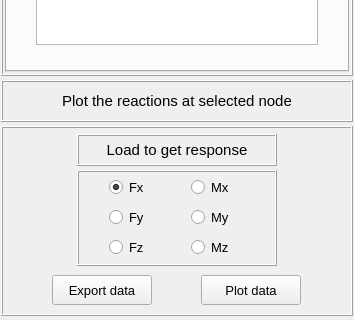
Old version of the form pulse/interface/data/ui_files/plots/results/structural/get_reactions_for_harmonic_analysis.ui in the repository open-pulse/OpenPulse; both pictures show x 0 to 354 and y 274 to 594 of the 354 by 594 pixel window.
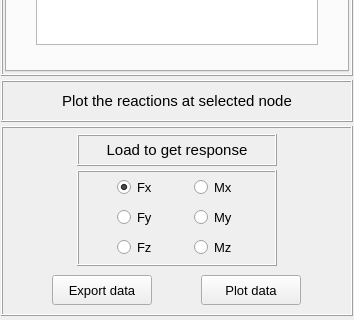
New version of the form.

Patch:
```diff
--- a/pulse/interface/data/ui_files/plots/results/structural/get_reactions_for_harmonic_analysis.ui
+++ b/pulse/interface/data/ui_files/plots/results/structural/get_reactions_for_harmonic_analysis.ui
@@ -984,35 +984,16 @@
              <number>2</number>
             </property>
             <item row="1" column="1">
-             <widget class="QRadioButton" name="radioButton_My">
-              <property name="maximumSize">
-               <size>
-                <width>52</width>
-                <height>16777215</height>
-               </size>
-              </property>
-              <property name="font">
-               <font>
-                <family>MS Shell Dlg 2</family>
-                <pointsize>10</pointsize>
-                <weight>50</weight>
-                <italic>false</italic>
-                <bold>false</bold>
-               </font>
-              </property>
-              <property name="text">
-               <string>My</string>
-              </property>
-              <property name="checked">
-               <bool>false</bool>
-              </property>
-             </widget>
-            </item>
-            <item row="1" column="0">
              <widget class="QRadioButton" name="radioButton_Fy">
+              <property name="sizePolicy">
+               <sizepolicy hsizetype="Preferred" vsizetype="Fixed">
+                <horstretch>0</horstretch>
+                <verstretch>0</verstretch>
+               </sizepolicy>
+              </property>
               <property name="maximumSize">
                <size>
-                <width>52</width>
+                <width>85</width>
                 <height>16777215</height>
                </size>
               </property>
@@ -1036,11 +1017,17 @@
               </property>
              </widget>
             </item>
-            <item row="0" column="0">
+            <item row="0" column="1">
              <widget class="QRadioButton" name="radioButton_Fx">
+              <property name="sizePolicy">
+               <sizepolicy hsizetype="Preferred" vsizetype="Fixed">
+                <horstretch>0</horstretch>
+                <verstretch>0</verstretch>
+               </sizepolicy>
+              </property>
               <property name="maximumSize">
                <size>
-                <width>52</width>
+                <width>85</width>
                 <height>16777215</height>
                </size>
               </property>
@@ -1062,11 +1049,79 @@
               </property>
              </widget>
             </item>
-            <item row="0" column="1">
+            <item row="1" column="3">
+             <widget class="QRadioButton" name="radioButton_My">
+              <property name="sizePolicy">
+               <sizepolicy hsizetype="Preferred" vsizetype="Fixed">
+                <horstretch>0</horstretch>
+                <verstretch>0</verstretch>
+               </sizepolicy>
+              </property>
+              <property name="maximumSize">
+               <size>
+                <width>85</width>
+                <height>16777215</height>
+               </size>
+              </property>
+              <property name="font">
+               <font>
+                <family>MS Shell Dlg 2</family>
+                <pointsize>10</pointsize>
+                <weight>50</weight>
+                <italic>false</italic>
+                <bold>false</bold>
+               </font>
+              </property>
+              <property name="text">
+               <string>My</string>
+              </property>
+              <property name="checked">
+               <bool>false</bool>
+              </property>
+             </widget>
+            </item>
+            <item row="2" column="3">
+             <widget class="QRadioButton" name="radioButton_Mz">
+              <property name="sizePolicy">
+               <sizepolicy hsizetype="Preferred" vsizetype="Fixed">
+                <horstretch>0</horstretch>
+                <verstretch>0</verstretch>
+               </sizepolicy>
+              </property>
+              <property name="maximumSize">
+               <size>
+                <width>85</width>
+                <height>16777215</height>
+               </size>
+              </property>
+              <property name="font">
+               <font>
+                <family>MS Shell Dlg 2</family>
+                <pointsize>10</pointsize>
+                <weight>50</weight>
+                <italic>false</italic>
+                <bold>false</bold>
+               </font>
+              </property>
+              <property name="text">
+               <string>Mz</string>
+              </property>
+              <property name="checked">
+               <bool>false</bool>
+              </property>
+             </widget>
+            </item>
+            <item row="0" column="3">
              <widget class="QRadioButton" name="radioButton_Mx">
+              <property name="sizePolicy">
+               <sizepolicy hsizetype="Preferred" vsizetype="Fixed">
+                <horstretch>0</horstretch>
+                <verstretch>0</verstretch>
+               </sizepolicy>
+              </property>
               <property name="maximumSize">
                <size>
-                <width>52</width>
+                <width>85</width>
                 <height>16777215</height>
                </size>
               </property>
@@ -1088,35 +1143,16 @@
              </widget>
             </item>
             <item row="2" column="1">
-             <widget class="QRadioButton" name="radioButton_Mz">
-              <property name="maximumSize">
-               <size>
-                <width>52</width>
-                <height>16777215</height>
-               </size>
-              </property>
-              <property name="font">
-               <font>
-                <family>MS Shell Dlg 2</family>
-                <pointsize>10</pointsize>
-                <weight>50</weight>
-                <italic>false</italic>
-                <bold>false</bold>
-               </font>
-              </property>
-              <property name="text">
-               <string>Mz</string>
-              </property>
-              <property name="checked">
-               <bool>false</bool>
-              </property>
-             </widget>
-            </item>
-            <item row="2" column="0">
              <widget class="QRadioButton" name="radioButton_Fz">
+              <property name="sizePolicy">
+               <sizepolicy hsizetype="Preferred" vsizetype="Fixed">
+                <horstretch>0</horstretch>
+                <verstretch>0</verstretch>
+               </sizepolicy>
+              </property>
               <property name="maximumSize">
                <size>
-                <width>52</width>
+                <width>85</width>
                 <height>16777215</height>
                </size>
               </property>
@@ -1137,6 +1173,123 @@
               </property>
              </widget>
             </item>
+            <item row="0" column="2">
+             <spacer name="horizontalSpacer_4">
+              <property name="orientation">
+               <enum>Qt::Horizontal</enum>
+              </property>
+              <property name="sizeHint" stdset="0">
+               <size>
+                <width>40</width>
+                <height>20</height>
+               </size>
+              </property>
+             </spacer>
+            </item>
+            <item row="0" column="0">
+             <spacer name="horizontalSpacer_3">
+              <property name="orientation">
+               <enum>Qt::Horizontal</enum>
+              </property>
+              <property name="sizeHint" stdset="0">
+               <size>
+                <width>40</width>
+                <height>20</height>
+               </size>
+              </property>
+             </spacer>
+            </item>
+            <item row="0" column="4">
+             <spacer name="horizontalSpacer_5">
+              <property name="orientation">
+               <enum>Qt::Horizontal</enum>
+              </property>
+              <property name="sizeHint" stdset="0">
+               <size>
+                <width>40</width>
+                <height>20</height>
+               </size>
+              </property>
+             </spacer>
+            </item>
+            <item row="1" column="0">
+             <spacer name="horizontalSpacer_6">
+              <property name="orientation">
+               <enum>Qt::Horizontal</enum>
+              </property>
+              <property name="sizeHint" stdset="0">
+               <size>
+                <width>40</width>
+                <height>20</height>
+               </size>
+              </property>
+             </spacer>
+            </item>
+            <item row="1" column="2">
+             <spacer name="horizontalSpacer_7">
+              <property name="orientation">
+               <enum>Qt::Horizontal</enum>
+              </property>
+              <property name="sizeHint" stdset="0">
+               <size>
+                <width>40</width>
+                <height>20</height>
+               </size>
+              </property>
+             </spacer>
+            </item>
+            <item row="1" column="4">
+             <spacer name="horizontalSpacer_8">
+              <property name="orientation">
+               <enum>Qt::Horizontal</enum>
+              </property>
+              <property name="sizeHint" stdset="0">
+               <size>
+                <width>40</width>
+                <height>20</height>
+               </size>
+              </property>
+             </spacer>
+            </item>
+            <item row="2" column="0">
+             <spacer name="horizontalSpacer_9">
+              <property name="orientation">
+               <enum>Qt::Horizontal</enum>
+              </property>
+              <property name="sizeHint" stdset="0">
+               <size>
+                <width>40</width>
+                <height>20</height>
+               </size>
+              </property>
+             </spacer>
+            </item>
+            <item row="2" column="2">
+             <spacer name="horizontalSpacer_10">
+              <property name="orientation">
+               <enum>Qt::Horizontal</enum>
+              </property>
+              <property name="sizeHint" stdset="0">
+               <size>
+                <width>40</width>
+                <height>20</height>
+               </size>
+              </property>
+             </spacer>
+            </item>
+            <item row="2" column="4">
+             <spacer name="horizontalSpacer_11">
+              <property name="orientation">
+               <enum>Qt::Horizontal</enum>
+              </property>
+              <property name="sizeHint" stdset="0">
+               <size>
+                <width>40</width>
+                <height>20</height>
+               </size>
+              </property>
+             </spacer>
+            </item>
            </layout>
           </widget>
          </item>
```
